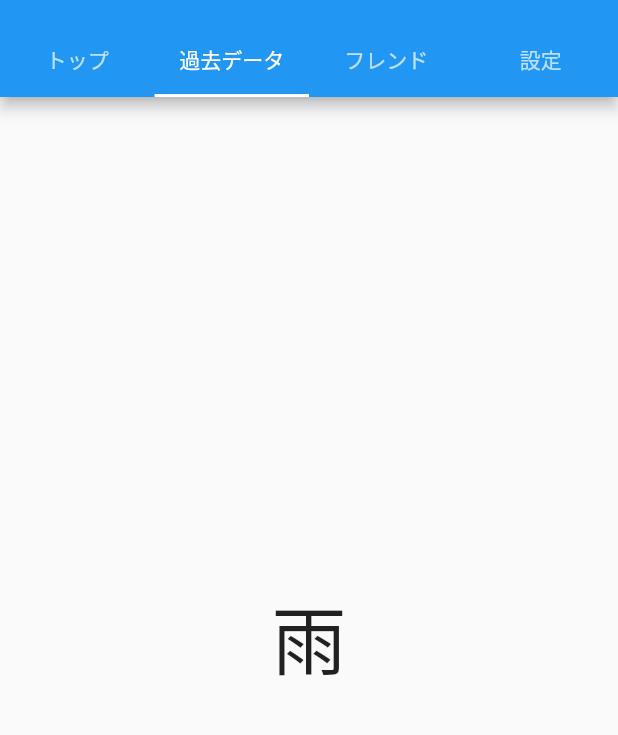
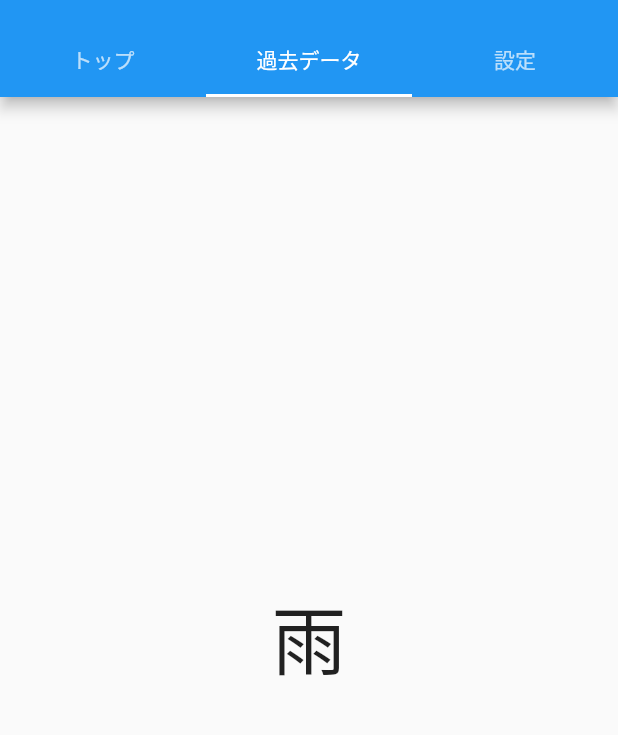
Before and after one commit to n-takuma/heltra, a Flutter app: the screen it shows after launch, tab 2 chosen, on a phone screen of 412 x 824 dp, the part 59-794 px from its top. Run offline on Flutter 3.47's test engine with Material 2 defaults, Android fonts, the phone set to English and light mode, and no system bars; missing offline and left inert: dart:html, dart:js.

Commit message:
複雑だと思うので、もしわからなかったら明日説明します

```diff
--- a/lib/main.dart
+++ b/lib/main.dart
@@ -1,4 +1,5 @@
 import 'dart:html';
+import 'dart:js';
 import 'dart:ui';
 
 import 'package:flutter/material.dart';
@@ -15,24 +16,25 @@ class MyApp extends StatelessWidget {
   Widget build(BuildContext context) {
     return MaterialApp(
       home: DefaultTabController(
-        length: 4,
+        length: 3,
         child: Scaffold(
           appBar: AppBar(
             title: const Text('heltra'),
             bottom: const TabBar(tabs: <Widget>[
               Tab(text: 'トップ'),
               Tab(text: '過去データ'),
-              Tab(text: 'フレンド'),
+              // Tab(text: 'フレンド'),
               Tab(text: '設定'),
             ]),
           ),
           body: TabBarView(
             children: <Widget>[
-              _title(),
+              Builder(builder: (BuildContext context) {
+                return _title(context);
+              }),
               // Center(child: Text('くもり', style: TextStyle(fontSize: 50))),
               Center(child: Text('雨', style: TextStyle(fontSize: 50))),
-              Center(child: Text('晴れ', style: TextStyle(fontSize: 50))),
-              Center(child: Text('嵐', style: TextStyle(fontSize: 50)))
+              Center(child: Text('晴れ', style: TextStyle(fontSize: 50)))
             ],
           ),
         ),
@@ -61,49 +63,29 @@ class _MyHomePageState extends State<MyHomePage> {
 
   @override
   Widget build(BuildContext context) {
+    const data = [
+      Text("item0"),
+      Text("item1"),
+      Text("item2"),
+      Text("item3"),
+      Text("item4"),
+    ];
+    final Size size = MediaQuery.of(context).size;
     return Scaffold(
       appBar: AppBar(
         title: Text(widget.title),
       ),
+      body: Column(children: [
+        Container(
+          width: size.width,
+          // padding: EdgeInsets.only(top: 100, left: 100, right: 100),
+          // alignment: Alignment.centerRight,
+          // 画面幅を取って、カラムの画面幅を常にその画面幅にする
+          // 比率指定をする
 
-      body: Center(
-        child: Column(
-          mainAxisAlignment: MainAxisAlignment.center,
-          children: <Widget>[
-            const Text(
-              'You have pushed the button thi',
-            ),
-            Text(
-              '$_counter',
-              style: Theme.of(context).textTheme.headline4,
-            ),
-          ],
-        ),
-      ),
-      floatingActionButton: FloatingActionButton(
-        onPressed: _incrementCounter,
-        tooltip: 'Increment',
-        child: const Icon(Icons.add),
-      ), // This trailing comma makes auto-formatting nicer for build methods.
-    );
-  }
-}
+          // ループのマップ
 
-Widget _title() {
-  const data = [
-      Text("item0"),Text("item1"),Text("item2"),Text("item3"),Text("item4"),
-    ];
-  return Scaffold(
-    body: Column(children: [
-      ConstrainedBox(
-        constraints: BoxConstraints(
-          maxWidth: 1000,
-        ),
-        child: Container(
-          padding: EdgeInsets.only(top: 100, left: 100, right: 100),
-          // alignment: Alignment.centerRight,
-          child: Row(
-            children: [
+          child: Row(children: [
             Container(
               padding: EdgeInsets.only(right: 300),
               child: Text(
@@ -112,8 +94,7 @@ Widget _title() {
               ),
             ),
             Container(
-              child: Column(
-                children:[
+              child: Column(children: [
                 Container(
                   child: Text(
                     '今日の消費カロリー',
@@ -122,14 +103,13 @@ Widget _title() {
                 ),
                 Container(
                   child: Text(
-                '600Kcal',style: TextStyle(fontSize: 50),
-              ),
-            )
-              ]
+                    '600Kcal',
+                    style: TextStyle(fontSize: 50),
                   ),
                 )
               ]),
-        ),
+            )
+          ]),
         ),
         ConstrainedBox(
           constraints: BoxConstraints(
@@ -154,6 +134,8 @@ Widget _title() {
               ),
               Container(
                 child: Text(
+                  // textfieldでtextarea的なことができる
+
                   '～分',
                   style: TextStyle(fontSize: 50),
                 ),
@@ -171,11 +153,122 @@ Widget _title() {
                 margin: EdgeInsets.only(left: 800),
                 padding: EdgeInsets.symmetric(horizontal: 40),
                 color: Colors.red,
-              child: Text('登録',style: TextStyle(fontSize: 30),),
+                child: Text(
+                  '登録',
+                  style: TextStyle(fontSize: 30),
+                ),
               )
             ]),
           ),
         ),
       ]),
     );
+    floatingActionButton:
+    FloatingActionButton(
+      onPressed: _incrementCounter,
+      tooltip: 'Increment',
+      child: const Icon(Icons.add),
+    ); // This trailing comma makes auto-formatting nicer for build methods.
   }
+}
+
+Widget _title(BuildContext context) {
+  const data = [
+    Text("item0"),
+    Text("item1"),
+    Text("item2"),
+    Text("item3"),
+    Text("item4"),
+  ];
+  final Size size = MediaQuery.of(context).size;
+  return Column(children: [
+    Text(size.width.toString()),
+    Container(
+      width: size.width,
+      // padding: EdgeInsets.only(top: 100, left: 100, right: 100),
+      // alignment: Alignment.centerRight,
+      // 画面幅を取って、カラムの画面幅を常にその画面幅にする
+      // 比率指定をする
+
+      // ループのマップ
+
+      child: Row(
+        mainAxisAlignment: MainAxisAlignment.spaceEvenly,
+        children: [
+        Container(
+          // padding: EdgeInsets.only(right: 300),
+          child: Text(
+            '達成度',
+            style: TextStyle(fontSize: 50),
+          ),
+        ),
+        Container(
+          child: Column(children: [
+            Container(
+              child: Text(
+                '今日の消費カロリー',
+                style: TextStyle(fontSize: 35),
+              ),
+            ),
+            Container(
+              child: Text(
+                '600Kcal',
+                style: TextStyle(fontSize: 50),
+              ),
+            )
+          ]),
+        )
+      ]),
+    ),
+    ConstrainedBox(
+      constraints: BoxConstraints(
+        maxWidth: 1000,
+      ),
+      child: Container(
+        padding: EdgeInsets.symmetric(horizontal: 100, vertical: 100),
+        child: Row(children: [
+          Container(
+            padding: EdgeInsets.only(right: 50),
+            child: Text(
+              '現在の日付',
+              style: TextStyle(fontSize: 20),
+            ),
+          ),
+          Container(
+            padding: EdgeInsets.only(right: 250),
+            child: Text(
+              '種目を選択',
+              style: TextStyle(fontSize: 20),
+            ),
+          ),
+          Container(
+            child: Text(
+              // textfieldでtextarea的なことができる
+
+              '～分',
+              style: TextStyle(fontSize: 50),
+            ),
+          ),
+        ]),
+      ),
+    ),
+    ConstrainedBox(
+      constraints: BoxConstraints(
+        maxWidth: 1000,
+      ),
+      child: Container(
+        child: Row(children: [
+          Container(
+            margin: EdgeInsets.only(left: 800),
+            padding: EdgeInsets.symmetric(horizontal: 40),
+            color: Colors.red,
+            child: Text(
+              '登録',
+              style: TextStyle(fontSize: 30),
+            ),
+          )
+        ]),
+      ),
+    ),
+  ]);
+}
--- a/pubspec.yaml
+++ b/pubspec.yaml
@@ -29,7 +29,7 @@ environment:
 dependencies:
   flutter:
     sdk: flutter
-
+  fl_chart: ^0.40.0
 
   # The following adds the Cupertino Icons font to your application.
   # Use with the CupertinoIcons class for iOS style icons.
```
Also changed, not shown: pubspec.lock. Lines whose indentation alone changed are shown as unchanged.
